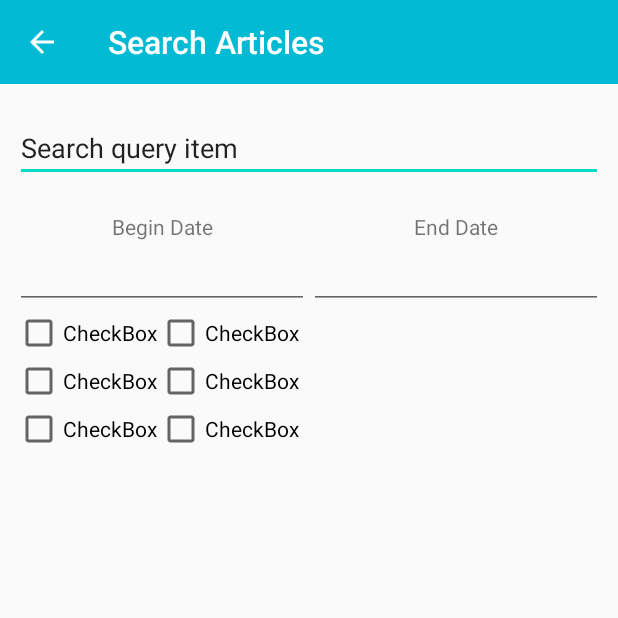
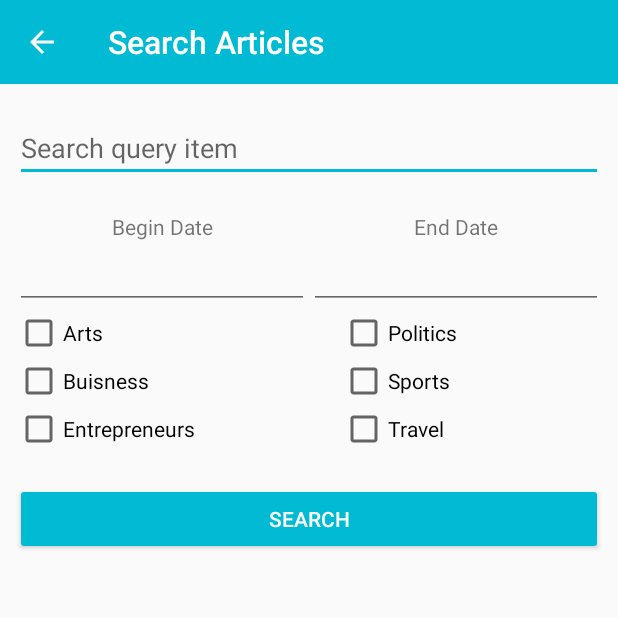
Before and after one commit to Nexus54700/MyNews, an Android app: the screen it shows after launch (SearchActivity), after a tap on "Rechercher", on a phone screen of 412 x 824 dp, the top half of it. Run offline under Robolectric (Android 15) with nearby library versions, the phone set to English and light mode, and no system bars; 1 statement that could not run was skipped.

```diff
--- a/app/build.gradle
+++ b/app/build.gradle
@@ -6,7 +6,7 @@ android {
 
     defaultConfig {
         applicationId "com.exozz.mynews"
-        minSdkVersion 15
+        minSdkVersion 24
         targetSdkVersion 29
         versionCode 1
         versionName "1.0"
@@ -19,6 +19,10 @@ android {
             minifyEnabled false
             proguardFiles getDefaultProguardFile('proguard-android-optimize.txt'), 'proguard-rules.pro'
         }
+    }
+    compileOptions {
+        sourceCompatibility = 1.8
+        targetCompatibility = 1.8
     }
 
 }
--- a/app/src/main/java/com/exozz/mynews/Controllers/Activities/MainActivity.java
+++ b/app/src/main/java/com/exozz/mynews/Controllers/Activities/MainActivity.java
@@ -3,12 +3,16 @@ package com.exozz.mynews.Controllers.Activities;
 import android.content.Intent;
 import android.os.Bundle;
 
+import com.exozz.mynews.Controllers.Models.TopStories;
+import com.exozz.mynews.Controllers.utils.TheNewYorkTimesCalls;
+import com.exozz.mynews.Controllers.utils.TheNewYorkTimesService;
 import com.exozz.mynews.R;
 import com.google.android.material.appbar.AppBarLayout;
 import com.google.android.material.floatingactionbutton.FloatingActionButton;
 import com.google.android.material.snackbar.Snackbar;
 import com.google.android.material.tabs.TabLayout;
 
+import androidx.annotation.Nullable;
 import androidx.appcompat.widget.Toolbar;
 import androidx.viewpager.widget.ViewPager;
 import androidx.appcompat.app.AppCompatActivity;
@@ -16,11 +20,17 @@ import androidx.appcompat.app.AppCompatActivity;
 import android.view.Menu;
 import android.view.MenuItem;
 import android.view.View;
+import android.widget.TextView;
 import android.widget.Toast;
 
 import com.exozz.mynews.ui.main.SectionsPagerAdapter;
 
-public class MainActivity extends AppCompatActivity {
+import java.text.BreakIterator;
+import java.util.List;
+
+public class MainActivity extends AppCompatActivity implements TheNewYorkTimesCalls.Callbacks {
+
+
 
     @Override
     protected void onCreate(Bundle savedInstanceState) {
@@ -33,6 +43,7 @@ public class MainActivity extends AppCompatActivity {
         tabs.setupWithViewPager(viewPager);
 
         this.configureToolbar();
+        this.executeHttpRequestWithRetrofit();
 
       /*   FloatingActionButton fab = findViewById(R.id.fab);
 
@@ -50,10 +61,6 @@ public class MainActivity extends AppCompatActivity {
     public boolean onOptionsItemSelected(MenuItem item) {
         //3 - Handle actions on menu items
         switch (item.getItemId()) {
-            case R.id.menu_activity_main_params:
-                Toast.makeText(this, "Il n'y a rien à paramétrer ici, passez votre chemin...", Toast.LENGTH_LONG).show();
-
-                return true;
             case R.id.menu_activity_main_search:
                 Intent searchActivity = new Intent(MainActivity.this, SearchActivity.class);
                 startActivity(searchActivity);
@@ -76,4 +83,41 @@ public class MainActivity extends AppCompatActivity {
         // Sets the Toolbar
         setSupportActionBar(toolbar);
     }
+
+    // 4 - Execute HTTP request and update UI
+    private void executeHttpRequestWithRetrofit(){
+        this.updateUIWhenStartingHTTPRequest();
+        TheNewYorkTimesCalls.fetchUserFollowing(this, "home");
+    }
+
+
+    @Override
+    public void onResponse(@Nullable List<TopStories> users) {
+        if (users != null) this.updateUIWithListOfUsers(users);
+
+    }
+
+    @Override
+    public void onFailure() {
+        this.updateUIWhenStopingHTTPRequest("An error happened !");
+
+    }
+
+    // 3 - Update UI showing only name of users
+    private void updateUIWithListOfUsers(List<TopStories> section){
+        StringBuilder stringBuilder = new StringBuilder();
+        for (TopStories user : section){
+            stringBuilder.append("-"+user.getSection()+"\n");
+        }
+        updateUIWhenStopingHTTPRequest(stringBuilder.toString());
+    }
+
+
+    private void updateUIWhenStartingHTTPRequest(){
+
+    }
+
+    private void updateUIWhenStopingHTTPRequest(String response){
+
+    }
 }
--- /dev/null
+++ b/app/src/main/java/com/exozz/mynews/Controllers/utils/TheNewYorkTimesCalls.java
@@ -0,0 +1,51 @@
+package com.exozz.mynews.Controllers.utils;
+
+import androidx.annotation.Nullable;
+
+import com.exozz.mynews.Controllers.Models.TopStories;
+
+import java.lang.ref.WeakReference;
+import java.util.List;
+
+import retrofit2.Call;
+import retrofit2.Callback;
+import retrofit2.Response;
+
+public class TheNewYorkTimesCalls {
+
+    // 1 - Creating a callback
+    public interface Callbacks {
+        void onResponse(@Nullable List<TopStories> users);
+        void onFailure();
+    }
+
+    // 2 - Public method to start fetching users following by Jake Wharton
+    public static void fetchUserFollowing(Callbacks callbacks, String section){
+
+        // 2.1 - Create a weak reference to callback (avoid memory leaks)
+        final WeakReference<Callbacks> callbacksWeakReference = new WeakReference<Callbacks>(callbacks);
+
+        // 2.2 - Get a Retrofit instance and the related endpoints
+        TheNewYorkTimesService theNewYorkTimesService = TheNewYorkTimesService.retrofit.create(TheNewYorkTimesService.class);
+
+        // 2.3 - Create the call on Github API
+        Call<List<TopStories>> call = TheNewYorkTimesService.getFollowing(section);
+        // 2.4 - Start the call
+        if (call != null) {
+            call.enqueue(new Callback<List<TopStories>>() {
+
+                @Override
+                public void onResponse(Call<List<TopStories>> call, Response<List<TopStories>> response) {
+                    // 2.5 - Call the proper callback used in controller (MainFragment)
+                    if (callbacksWeakReference.get() != null) callbacksWeakReference.get().onResponse(response.body());
+                }
+
+                @Override
+                public void onFailure(Call<List<TopStories>> call, Throwable t) {
+                    // 2.5 - Call the proper callback used in controller (MainFragment)
+                    if (callbacksWeakReference.get() != null) callbacksWeakReference.get().onFailure();
+                }
+            });
+        }
+    }
+}
--- /dev/null
+++ b/app/src/main/java/com/exozz/mynews/Controllers/utils/TheNewYorkTimesService.java
@@ -0,0 +1,23 @@
+package com.exozz.mynews.Controllers.utils;
+
+import com.exozz.mynews.Controllers.Models.TopStories;
+
+import java.util.List;
+
+import retrofit2.Call;
+import retrofit2.Retrofit;
+import retrofit2.converter.gson.GsonConverterFactory;
+import retrofit2.http.GET;
+import retrofit2.http.Path;
+
+public interface TheNewYorkTimesService {
+    @GET("/{section}.json?api-key=o6yIHhGmWFATwt9lma0sLPYGVC2LHzrG")
+    static Call<List<TopStories>> getFollowing(@Path("section") String section) {
+        return null;
+    }
+
+    public static final Retrofit retrofit = new Retrofit.Builder()
+            .baseUrl("https://api.nytimes.com/svc/topstories/v2/")
+            .addConverterFactory(GsonConverterFactory.create())
+            .build();
+}
--- a/app/src/main/res/layout/activity_search.xml
+++ b/app/src/main/res/layout/activity_search.xml
@@ -18,7 +18,7 @@
     <LinearLayout
         android:orientation="vertical"
         android:layout_width="match_parent"
-        android:layout_height="match_parent"
+        android:layout_height="wrap_content"
         android:layout_marginLeft="10dp"
         android:layout_marginRight="10dp">
 
@@ -30,7 +30,7 @@
             android:gravity="top"
             android:ems="10"
             android:inputType="textPersonName"
-            android:text="Search query item" />
+            android:hint="Search query item" />
         <Space
             android:layout_width="match_parent"
             android:layout_height="20dp" />
@@ -90,6 +90,7 @@
             android:orientation="horizontal">
 
             <LinearLayout
+                android:layout_weight="1"
                 android:layout_width="wrap_content"
                 android:layout_height="match_parent"
                 android:orientation="vertical">
@@ -98,21 +99,23 @@
                     android:id="@+id/checkBox7"
                     android:layout_width="match_parent"
                     android:layout_height="wrap_content"
-                    android:text="CheckBox" />
+                    android:text="Arts"
+                    android:textColorHighlight="#FFFFFF" />
 
                 <CheckBox
                     android:id="@+id/checkBox8"
                     android:layout_width="match_parent"
                     android:layout_height="wrap_content"
-                    android:text="CheckBox" />
+                    android:text="Buisness" />
 
                 <CheckBox
                     android:id="@+id/checkBox9"
                     android:layout_width="match_parent"
                     android:layout_height="wrap_content"
-                    android:text="CheckBox" />
+                    android:text="Entrepreneurs" />
             </LinearLayout>
             <LinearLayout
+                android:layout_weight="1"
                 android:layout_width="wrap_content"
                 android:layout_height="match_parent"
                 android:orientation="vertical">
@@ -121,19 +124,19 @@
                     android:id="@+id/checkBox10"
                     android:layout_width="match_parent"
                     android:layout_height="wrap_content"
-                    android:text="CheckBox" />
+                    android:text="Politics" />
 
                 <CheckBox
                     android:id="@+id/checkBox11"
                     android:layout_width="match_parent"
                     android:layout_height="wrap_content"
-                    android:text="CheckBox" />
+                    android:text="Sports" />
 
                 <CheckBox
                     android:id="@+id/checkBox12"
                     android:layout_width="match_parent"
                     android:layout_height="wrap_content"
-                    android:text="CheckBox" />
+                    android:text="Travel" />
             </LinearLayout>
         </LinearLayout>
 
@@ -141,4 +144,19 @@
 
     </LinearLayout>
 
+    <Space
+        android:layout_width="match_parent"
+        android:layout_height="20dp" />
+
+    <Button
+        android:id="@+id/button"
+        android:layout_width="match_parent"
+        android:layout_height="wrap_content"
+        android:text="Search"
+        android:backgroundTint="@color/colorPrimary"
+        android:textColor="@color/white"
+        android:layout_marginLeft="10dp"
+        android:layout_marginRight="10dp"/>
+
+
 </LinearLayout>
--- a/app/src/main/res/menu/menu_activity_main.xml
+++ b/app/src/main/res/menu/menu_activity_main.xml
@@ -7,9 +7,20 @@
         android:title="Rechercher">
     </item>
     <item
-        android:id="@+id/menu_activity_main_params"
-        android:icon="@drawable/ic_more_vert_white_24dp"
-        app:showAsAction="ifRoom"
-        android:title="Paramètres">
+        android:id="@+id/menu_notifs"
+        app:showAsAction="never"
+        android:title="Notifications">
+    </item>
+
+    <item
+        android:id="@+id/menu_help"
+        app:showAsAction="never"
+        android:title="Help">
+    </item>
+
+    <item
+        android:id="@+id/menu_about"
+        app:showAsAction="never"
+        android:title="About">
     </item>
 </menu>
--- a/app/src/main/res/values/colors.xml
+++ b/app/src/main/res/values/colors.xml
@@ -2,6 +2,6 @@
 <resources>
     <color name="colorPrimary">#00bbd3</color>
     <color name="colorPrimaryDark">#006B78</color>
-    <color name="colorAccent">#03DAC5</color>
+    <color name="colorAccent">#00bbd3</color>
     <color name="white">#FFFFFF</color>
 </resources>
```
Also changed, not shown: app/src/main/java/com/exozz/mynews/Controllers/Models/TopStories.java (+54 -0 lines), app/src/main/res/layout/activity_main.xml (+8 -3 lines).
